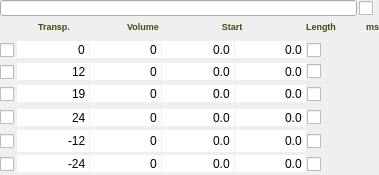
Qt form Qt/qt4_patch_widget.ui (kmatheussen/radium) before a commit.
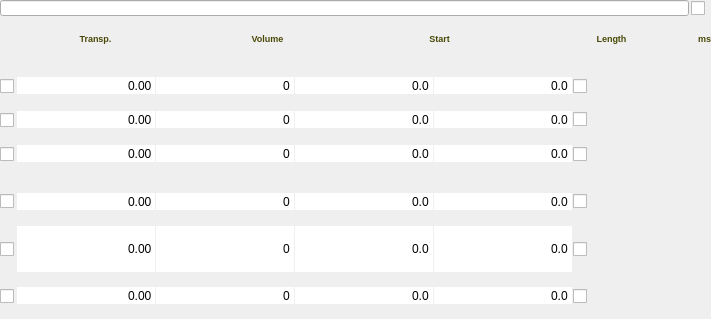
The same form after that commit.

```diff
--- a/Qt/qt4_patch_widget.ui
+++ b/Qt/qt4_patch_widget.ui
@@ -6,8 +6,8 @@
    <rect>
     <x>0</x>
     <y>0</y>
-    <width>379</width>
-    <height>175</height>
+    <width>711</width>
+    <height>319</height>
    </rect>
   </property>
   <property name="sizePolicy">
@@ -27,7 +27,7 @@
     <number>0</number>
    </property>
    <item>
-    <widget class="QWidget" name="" native="true">
+    <widget class="QWidget" name="widget" native="true">
      <property name="sizePolicy">
       <sizepolicy hsizetype="Preferred" vsizetype="Maximum">
        <horstretch>0</horstretch>
@@ -220,7 +220,7 @@
          </spacer>
         </item>
         <item>
-         <widget class="QSpinBox" name="t1">
+         <widget class="QDoubleSpinBox" name="t1">
           <property name="toolTip">
            <string>Transpose voice</string>
           </property>
@@ -234,10 +234,10 @@
            <enum>QAbstractSpinBox::NoButtons</enum>
           </property>
           <property name="minimum">
-           <number>-127</number>
+           <double>-99.000000000000000</double>
           </property>
-          <property name="maximum">
-           <number>127</number>
+          <property name="singleStep">
+           <double>0.500000000000000</double>
           </property>
          </widget>
         </item>
@@ -354,7 +354,7 @@
          </spacer>
         </item>
         <item>
-         <widget class="QSpinBox" name="t2">
+         <widget class="QDoubleSpinBox" name="t2">
           <property name="sizePolicy">
            <sizepolicy hsizetype="Minimum" vsizetype="Fixed">
             <horstretch>0</horstretch>
@@ -371,13 +371,10 @@
            <enum>QAbstractSpinBox::NoButtons</enum>
           </property>
           <property name="minimum">
-           <number>-127</number>
+           <double>-99.000000000000000</double>
           </property>
-          <property name="maximum">
-           <number>127</number>
-          </property>
-          <property name="value">
-           <number>12</number>
+          <property name="singleStep">
+           <double>0.500000000000000</double>
           </property>
          </widget>
         </item>
@@ -512,7 +509,7 @@
          </spacer>
         </item>
         <item>
-         <widget class="QSpinBox" name="t3">
+         <widget class="QDoubleSpinBox" name="t3">
           <property name="frame">
            <bool>false</bool>
           </property>
@@ -523,13 +520,10 @@
            <enum>QAbstractSpinBox::NoButtons</enum>
           </property>
           <property name="minimum">
-           <number>-127</number>
+           <double>-99.000000000000000</double>
           </property>
-          <property name="maximum">
-           <number>127</number>
-          </property>
-          <property name="value">
-           <number>19</number>
+          <property name="singleStep">
+           <double>0.500000000000000</double>
           </property>
          </widget>
         </item>
@@ -646,7 +640,7 @@
          </spacer>
         </item>
         <item>
-         <widget class="QSpinBox" name="t4">
+         <widget class="QDoubleSpinBox" name="t4">
           <property name="frame">
            <bool>false</bool>
           </property>
@@ -657,10 +651,10 @@
            <enum>QAbstractSpinBox::NoButtons</enum>
           </property>
           <property name="minimum">
-           <number>-127</number>
+           <double>-99.000000000000000</double>
           </property>
-          <property name="value">
-           <number>24</number>
+          <property name="singleStep">
+           <double>0.500000000000000</double>
           </property>
          </widget>
         </item>
@@ -780,7 +774,7 @@
          </spacer>
         </item>
         <item>
-         <widget class="QSpinBox" name="t5">
+         <widget class="QDoubleSpinBox" name="t5">
           <property name="sizePolicy">
            <sizepolicy hsizetype="Minimum" vsizetype="Minimum">
             <horstretch>0</horstretch>
@@ -797,13 +791,10 @@
            <enum>QAbstractSpinBox::NoButtons</enum>
           </property>
           <property name="minimum">
-           <number>-127</number>
+           <double>-99.000000000000000</double>
           </property>
-          <property name="maximum">
-           <number>127</number>
-          </property>
-          <property name="value">
-           <number>-12</number>
+          <property name="singleStep">
+           <double>0.500000000000000</double>
           </property>
          </widget>
         </item>
@@ -938,7 +929,7 @@
          </spacer>
         </item>
         <item>
-         <widget class="QSpinBox" name="t6">
+         <widget class="QDoubleSpinBox" name="t6">
           <property name="frame">
            <bool>false</bool>
           </property>
@@ -949,13 +940,10 @@
            <enum>QAbstractSpinBox::NoButtons</enum>
           </property>
           <property name="minimum">
-           <number>-127</number>
+           <double>-99.000000000000000</double>
           </property>
-          <property name="maximum">
-           <number>127</number>
-          </property>
-          <property name="value">
-           <number>-24</number>
+          <property name="singleStep">
+           <double>0.500000000000000</double>
           </property>
          </widget>
         </item>
```
